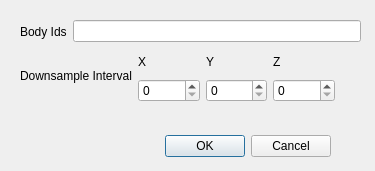
Qt form neurolabi/gui/flyembodyiddialog.ui (janelia-flyem/NeuTu) before a commit.
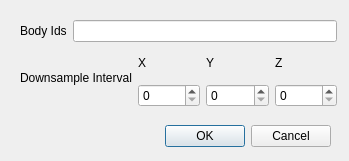
The same form after that commit.

The edit to the form file:
```diff
--- a/neurolabi/gui/flyembodyiddialog.ui
+++ b/neurolabi/gui/flyembodyiddialog.ui
@@ -9,8 +9,8 @@
    <rect>
     <x>0</x>
     <y>0</y>
-    <width>375</width>
-    <height>171</height>
+    <width>349</width>
+    <height>161</height>
    </rect>
   </property>
   <property name="windowTitle">
@@ -20,7 +20,7 @@
    <property name="geometry">
     <rect>
      <x>160</x>
-     <y>130</y>
+     <y>120</y>
      <width>171</width>
      <height>32</height>
     </rect>
@@ -32,15 +32,17 @@
     <set>QDialogButtonBox::Cancel|QDialogButtonBox::Ok</set>
    </property>
   </widget>
-  <widget class="QWidget" name="layoutWidget">
+  <widget class="QWidget" name="">
    <property name="geometry">
     <rect>
      <x>20</x>
      <y>20</y>
-     <width>341</width>
-     <height>23</height>
+     <width>317</width>
+     <height>87</height>
     </rect>
    </property>
+   <layout class="QVBoxLayout" name="verticalLayout_4">
+    <item>
    <layout class="QHBoxLayout" name="horizontalLayout">
     <item>
      <widget class="QLabel" name="label">
@@ -53,16 +55,8 @@
      <widget class="QLineEdit" name="bodyIdLineEdit"/>
     </item>
    </layout>
-  </widget>
-  <widget class="QWidget" name="">
-   <property name="geometry">
-    <rect>
-     <x>20</x>
-     <y>50</y>
-     <width>315</width>
-     <height>52</height>
-    </rect>
-   </property>
+    </item>
+    <item>
    <layout class="QHBoxLayout" name="horizontalLayout_2">
     <item>
      <widget class="QLabel" name="label_2">
@@ -114,6 +108,8 @@
      </layout>
     </item>
    </layout>
+    </item>
+   </layout>
   </widget>
   <zorder>layoutWidget</zorder>
   <zorder>buttonBox</zorder>
```
Left out of the diff: 8 changed lines with no effect on the pictures. Lines whose indentation alone changed are shown as unchanged.
